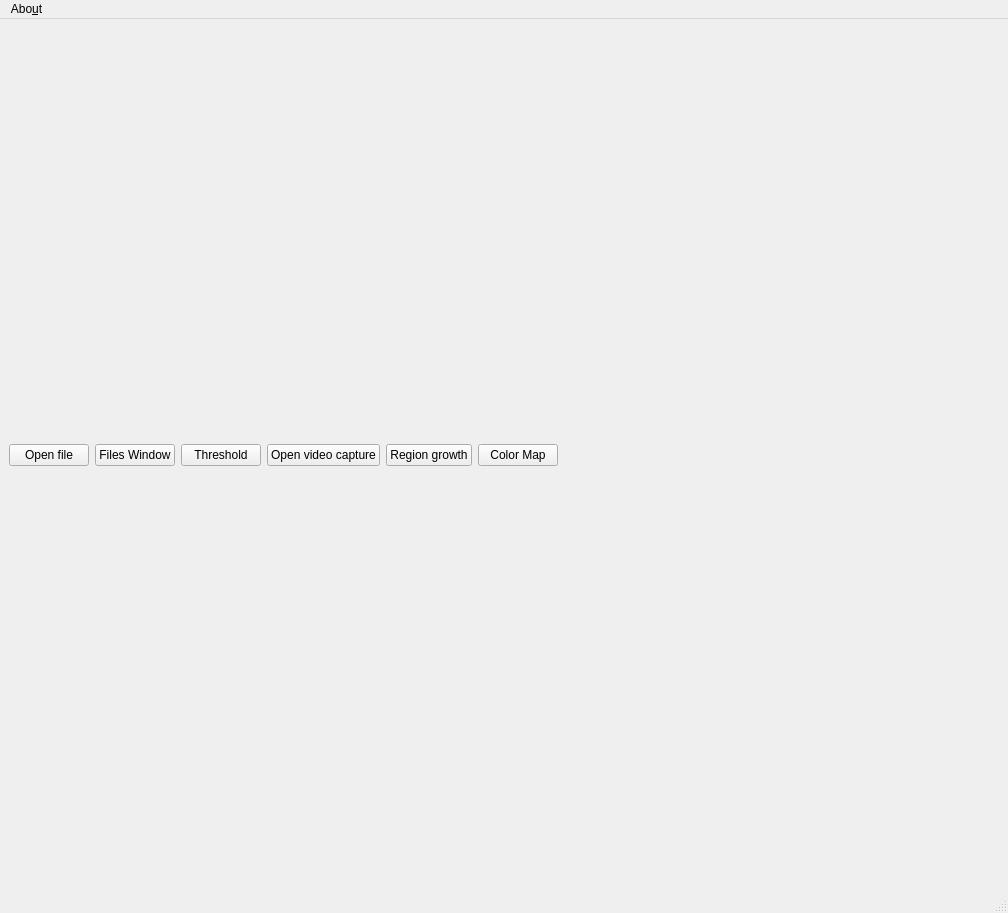
The window that data/qt/MainWindow.ui (gstiebler/vision_workbench) describes before a commit, drawn with Qt 5.
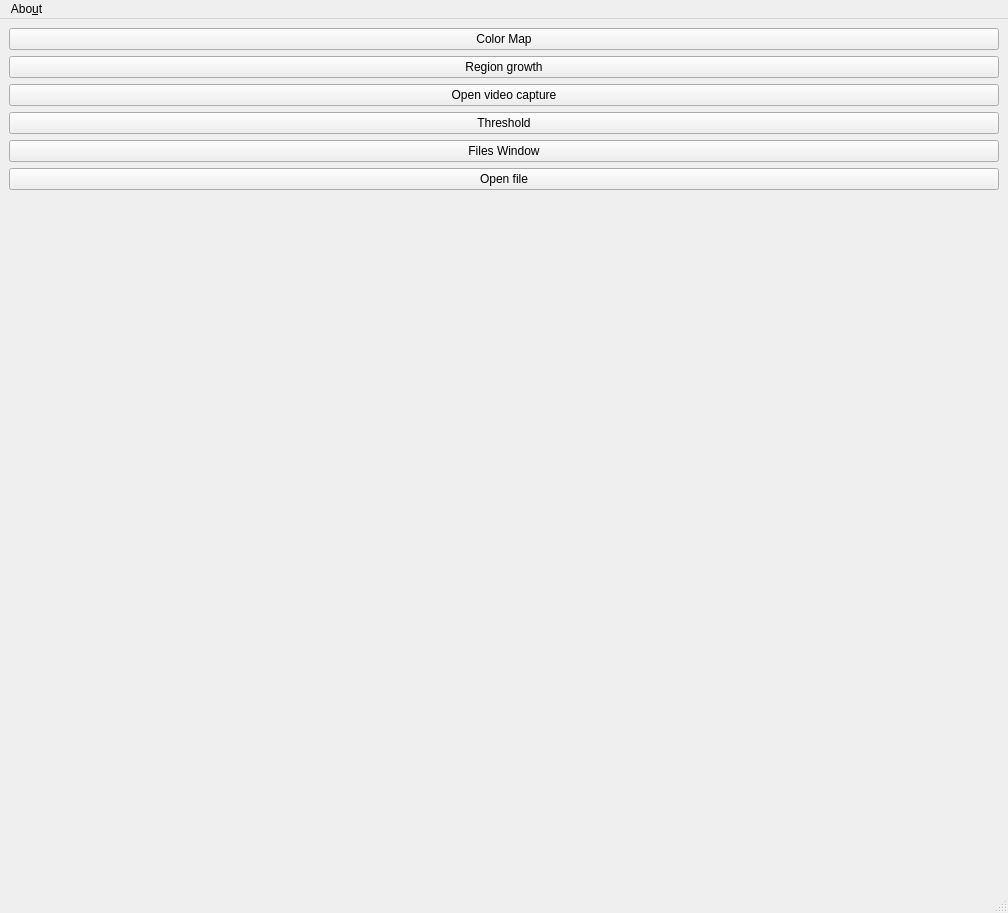
The same window after the commit.

Commit message: Remake on main window layout

```diff
--- a/data/qt/MainWindow.ui
+++ b/data/qt/MainWindow.ui
@@ -14,44 +14,9 @@
    <string>MainWindow</string>
   </property>
   <widget class="QWidget" name="centralwidget">
-   <layout class="QVBoxLayout" name="verticalLayout">
+   <layout class="QHBoxLayout" name="horizontalLayout">
     <item>
-     <layout class="QHBoxLayout" name="horizontalLayout">
-      <item>
-       <widget class="QPushButton" name="buttonExecute">
-        <property name="text">
-         <string>Open file</string>
-        </property>
-       </widget>
-      </item>
-      <item>
-       <widget class="QPushButton" name="filesWindowButton">
-        <property name="text">
-         <string>Files Window</string>
-        </property>
-       </widget>
-      </item>
-      <item>
-       <widget class="QPushButton" name="thresholdButton">
-        <property name="text">
-         <string>Threshold</string>
-        </property>
-       </widget>
-      </item>
-      <item>
-       <widget class="QPushButton" name="videoWindowButton">
-        <property name="text">
-         <string>Open video capture</string>
-        </property>
-       </widget>
-      </item>
-      <item>
-       <widget class="QPushButton" name="regionGrowthWindowButton">
-        <property name="text">
-         <string>Region growth</string>
-        </property>
-       </widget>
-      </item>
+     <layout class="QVBoxLayout" name="verticalLayout">
       <item>
        <widget class="QPushButton" name="colorMapButton">
         <property name="text">
@@ -60,14 +25,49 @@
        </widget>
       </item>
       <item>
-       <spacer name="horizontalSpacer">
+       <widget class="QPushButton" name="regionGrowthWindowButton">
+        <property name="text">
+         <string>Region growth</string>
+        </property>
+       </widget>
+      </item>
+      <item>
+       <widget class="QPushButton" name="videoWindowButton">
+        <property name="text">
+         <string>Open video capture</string>
+        </property>
+       </widget>
+      </item>
+      <item>
+       <widget class="QPushButton" name="thresholdButton">
+        <property name="text">
+         <string>Threshold</string>
+        </property>
+       </widget>
+      </item>
+      <item>
+       <widget class="QPushButton" name="filesWindowButton">
+        <property name="text">
+         <string>Files Window</string>
+        </property>
+       </widget>
+      </item>
+      <item>
+       <widget class="QPushButton" name="buttonExecute">
+        <property name="text">
+         <string>Open file</string>
+        </property>
+       </widget>
+      </item>
+      <item>
+       <spacer name="verticalSpacer">
         <property name="orientation">
-         <enum>Qt::Horizontal</enum>
+         <enum>Qt::Vertical</enum>
         </property>
         <property name="sizeHint" stdset="0">
          <size>
-          <width>40</width>
-          <height>20</height>
+          <width>20</width>
+          <height>40</height>
          </size>
         </property>
        </spacer>
```
Left out of the diff: 3 changed lines with no effect on the pictures. The commit also changes 1 other file.
